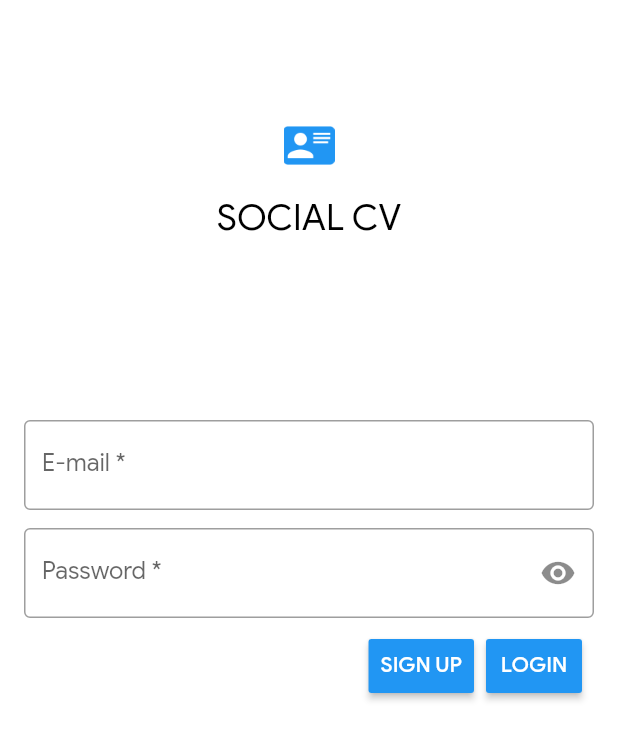
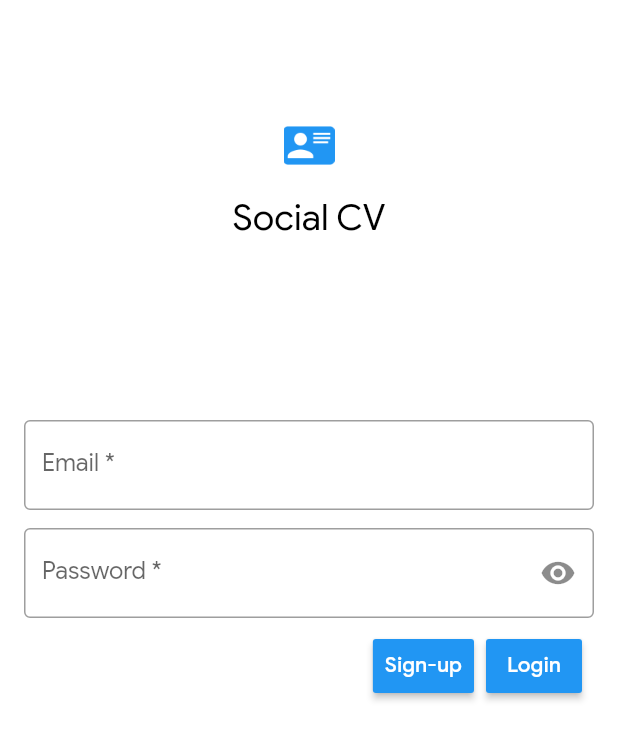
Before and after one commit to axellebot/SocialCV-Client-Flutter, a Flutter app: the screen it shows after launch, item 3 of the bottom bar chosen, after a tap on "Login", on a phone screen of 412 x 824 dp. Shown: the top 740 px of the screen. Run offline on Flutter 3.47's test engine with Material 2 defaults, Android fonts, the phone set to English and light mode, and no system bars; generated files the repository leaves out were written again.

Commit message:
[FEAT] Added Localization Delegate

```diff
--- a/lib/app.dart
+++ b/lib/app.dart
@@ -1,9 +1,10 @@
+import 'package:cv/localizations/localization.dart';
 import 'package:cv/pages/home_page.dart';
 import 'package:cv/pages/main_page.dart';
 import 'package:cv/pages/profile_page.dart';
 import 'package:flutter/material.dart';
-import 'package:flutter/services.dart';
-
+import 'package:flutter/foundation.dart';
+import 'package:flutter_localizations/flutter_localizations.dart';
 import 'colors.dart';
 import 'package:cv/pages/login_page.dart';
 import 'package:cv/pages/account_page.dart';
@@ -30,8 +31,13 @@ class _CVAppState extends State<CVApp> with SingleTickerProviderStateMixin {
 
   @override
   Widget build(BuildContext context) {
+    // Set-up error reporting
+//    FlutterError.onError = (FlutterErrorDetails error) {
+//      printException(error.exception, error.stack, error.context);
+//    };
+
     return new MaterialApp(
-      title: "CV Flutter",
+      title: 'Social CV',
       theme: _kCVTheme,
       home: MainPage(),
       routes: <String, WidgetBuilder>{
@@ -40,6 +46,16 @@ class _CVAppState extends State<CVApp> with SingleTickerProviderStateMixin {
         '/profile': (context) => ProfilePage(),
         '/account': (context) => AccountPage(),
       },
+      localizationsDelegates: [
+        const CVLocalizationsDelegate(),
+        GlobalMaterialLocalizations.delegate,
+        GlobalWidgetsLocalizations.delegate,
+      ],
+      supportedLocales: [
+        const Locale('en'),
+        const Locale('fr'),
+      ],
+      debugShowCheckedModeBanner: false,
     );
   }
 }
--- /dev/null
+++ b/lib/localizations/localization.dart
@@ -0,0 +1,88 @@
+import 'package:flutter/material.dart';
+import 'dart:async';
+import 'package:intl/intl.dart';
+
+import 'package:cv/localizations/localization_en.dart';
+import 'package:cv/localizations/localization_fr.dart';
+
+abstract class Localization {
+  static Localization of(BuildContext context) {
+    return Localizations.of<Localization>(context, Localization);
+  }
+
+  String get appName;
+
+  String get loginNoEmailTitle;
+  String get loginNotEmailExplain;
+  String get loginNoEmailExplain;
+  String get loginNoPasswordTitle;
+  String get loginNoPasswordExplain;
+  String get loginCreateYourAccount;
+  String get loginSignUp;
+  String get loginPrivacyExplain;
+  String get loginPrivacyReadCTA;
+  String get loginSignInGoogleCTA;
+  String get loginSignInFacebookCTA;
+  String get loginAlreadyHaveAccountCTA;
+  String get loginSignIn;
+  String get loginSignInCTA;
+  String get loginForgotPasswordCTA;
+  String get loginNoAccountCTA;
+
+  String get forgotPasswordTitle;
+  String get forgotPasswordExplain;
+  String get forgotPasswordResetCTA;
+  String get forgotPasswordNoEmailTitle;
+  String get forgotPasswordNoEmailExplain;
+  String get forgotPasswordSuccessMessage;
+  String get forgotPasswordErrorMessage;
+
+  String get homeTitle;
+  String get homeWelcome;
+
+  String get email;
+  String get password;
+  String get cancel;
+  String get settings;
+  String get account;
+  String get login;
+  String get logout;
+  String get home;
+  String get profile;
+  String get search;
+  String get history;
+  String get loadMore;
+  String get errorOccurred;
+  String get retry;
+  String get yes;
+  String get no;
+  String get logged;
+}
+
+class CVLocalizationsDelegate extends LocalizationsDelegate<Localization> {
+  const CVLocalizationsDelegate();
+
+  @override
+  bool isSupported(Locale locale) => ['en', 'fr'].contains(locale.languageCode);
+
+  @override
+  Future<Localization> load(Locale locale) => _load(locale);
+
+  static Future<Localization> _load(Locale locale) async {
+    final String name =
+        (locale.countryCode == null || locale.countryCode.isEmpty)
+            ? locale.languageCode
+            : locale.toString();
+    final String localeName = Intl.canonicalizedLocale(name);
+    Intl.defaultLocale = localeName;
+
+    if (locale.languageCode == "fr") {
+      return LocalizationFR();
+    } else {
+      return LocalizationEN();
+    }
+  }
+
+  @override
+  bool shouldReload(LocalizationsDelegate<Localization> old) => false;
+}
--- /dev/null
+++ b/lib/localizations/localization_en.dart
@@ -0,0 +1,98 @@
+import 'package:cv/localizations/localization.dart';
+
+class LocalizationEN implements Localization {
+  @override
+  String get appName => "Social CV";
+
+  @override
+  String get loginNoEmailTitle => "Empty email";
+  @override
+  String get loginNotEmailExplain => "Please enter a real e-mail.";
+  @override
+  String get loginNoEmailExplain => "Please provide an email";
+  @override
+  String get loginNoPasswordTitle => "Empty password";
+  @override
+  String get loginNoPasswordExplain => "Please provide a password";
+  @override
+  String get loginCreateYourAccount => "Create your account";
+  @override
+  String get loginSignUp => "Sign-up";
+  @override
+  String get loginPrivacyExplain =>
+      "Like privacy? We feel you. We don’t use or sell your data.";
+  @override
+  String get loginPrivacyReadCTA => "Touch to read our privacy policy.";
+  @override
+  String get loginSignInGoogleCTA => "Sign-in with Google";
+  @override
+  String get loginSignInFacebookCTA => "Sign-in with Facebook";
+  @override
+  String get loginAlreadyHaveAccountCTA => "Already have an account? Sign-in";
+  @override
+  String get loginSignIn => "Sign-in with your account";
+  @override
+  String get loginSignInCTA => "Sign-in";
+  @override
+  String get loginForgotPasswordCTA => "Forgot password?";
+  @override
+  String get loginNoAccountCTA => "Don't have an account yet? Sign-up";
+
+  @override
+  String get forgotPasswordTitle => "Retrieve password";
+  @override
+  String get forgotPasswordExplain =>
+      "Enter your login email and we'll send you instructions to reset your password";
+  @override
+  String get forgotPasswordResetCTA => "Reset password";
+  @override
+  String get forgotPasswordNoEmailTitle => "Empty email";
+  @override
+  String get forgotPasswordNoEmailExplain => "Please provide an email";
+  @override
+  String get forgotPasswordSuccessMessage =>
+      "Email with instructions has been send.";
+  @override
+  String get forgotPasswordErrorMessage =>
+      "An error occurred while sending the email with instructions";
+
+  @override
+  String get homeTitle => "Social CV";
+  @override
+  String get homeWelcome => "Welcome on our new resume social network !";
+
+  @override
+  String get email => "Email";
+  @override
+  String get password => "Password";
+  @override
+  String get cancel => "Cancel";
+  @override
+  String get settings => "Settings";
+  @override
+  String get account => "Account";
+  @override
+  String get login => "Login";
+  @override
+  String get logout => "Logout";
+  @override
+  String get home => "Home";
+  @override
+  String get profile => "Profile";
+  @override
+  String get search => "Search";
+  @override
+  String get history => "History";
+  @override
+  String get loadMore => "Load more";
+  @override
+  String get errorOccurred => "An error occurred";
+  @override
+  String get retry => "Retry";
+  @override
+  String get yes => "Yes";
+  @override
+  String get no => "No";
+  @override
+  String get logged => "Logged";
+}
--- /dev/null
+++ b/lib/localizations/localization_fr.dart
@@ -0,0 +1,101 @@
+import 'package:cv/localizations/localization.dart';
+
+class LocalizationFR implements Localization {
+  @override
+  String get appName => "Social CV";
+
+  @override
+  String get loginNoEmailTitle => "E-mail vide";
+  @override
+  String get loginNotEmailExplain => "Merci de renseigner un e-mail existant.";
+  @override
+  String get loginNoEmailExplain => "Merci de renseigner un e-mail";
+  @override
+  String get loginNoPasswordTitle => "Mot de passe vide";
+  @override
+  String get loginNoPasswordExplain => "Merci de renseigner un mot de passe";
+  @override
+  String get loginCreateYourAccount => "Créez votre compte";
+  @override
+  String get loginSignUp => "S'inscrire";
+  @override
+  String get loginPrivacyExplain =>
+      "Vous aimez votre vie privée ? Nous le savons. Nous n'utilisons, ni vendons vos données.";
+  @override
+  String get loginPrivacyReadCTA =>
+      "Touchez ici pour lire notre politique de confidentialité.";
+  @override
+  String get loginSignInGoogleCTA => "Se connecter avec Google";
+  @override
+  String get loginSignInFacebookCTA => "Se connecter avec Facebook";
+  @override
+  String get loginAlreadyHaveAccountCTA =>
+      "Vous avez déjà un compte ? Connectez-vous";
+  @override
+  String get loginSignIn => "Connectez vous avec votre compte";
+  @override
+  String get loginSignInCTA => "Se connecter";
+  @override
+  String get loginForgotPasswordCTA => "Mot de passe oublié ?";
+  @override
+  String get loginNoAccountCTA => "Vous n'avez pas de compte ? Inscrivez-vous";
+
+  @override
+  String get forgotPasswordTitle => "Retrouvez votre mot de passe";
+  @override
+  String get forgotPasswordExplain =>
+      "Renseignez votre e-mail et nous vous enverrons les instructions pour réinitialiser votre mote de passe";
+  @override
+  String get forgotPasswordResetCTA => "Réinitialiser mon mot de passe";
+  @override
+  String get forgotPasswordNoEmailTitle => "Email non renseigné";
+  @override
+  String get forgotPasswordNoEmailExplain =>
+      "Mercie de renseigner votre e-mail";
+  @override
+  String get forgotPasswordSuccessMessage =>
+      "Email with instructions has been send.";
+  @override
+  String get forgotPasswordErrorMessage =>
+      "Une érreur c'est produite pendant l'envoie de l'e-mail avec les instructions";
+
+  @override
+  String get homeTitle => "Social CV";
+  @override
+  String get homeWelcome => "Bienvenue sur notre nouveau réseau social de CV !";
+
+  @override
+  String get email => "Email";
+  @override
+  String get password => "Mot de passe";
+  @override
+  String get cancel => "Annuler";
+  @override
+  String get settings => "Paramètre";
+  @override
+  String get account => "Compte";
+  @override
+  String get login => "Se connecter";
+  @override
+  String get logout => "Déconnection";
+  @override
+  String get home => "Accueil";
+  @override
+  String get profile => "Profil";
+  @override
+  String get search => "Rechercher";
+  @override
+  String get history => "Historique";
+  @override
+  String get loadMore => "Charger plus";
+  @override
+  String get errorOccurred => "Une erreur s'est produite";
+  @override
+  String get retry => "Re-éssayer";
+  @override
+  String get yes => "Oui";
+  @override
+  String get no => "Non";
+  @override
+  String get logged => "Connecté";
+}
--- a/lib/pages/account_page.dart
+++ b/lib/pages/account_page.dart
@@ -1,7 +1,5 @@
-import 'dart:async';
+import 'package:cv/localizations/localization.dart';
 import 'package:flutter/material.dart';
-
-import 'package:cv/pages/profile_page.dart';
 
 class AccountPage extends StatefulWidget {
   AccountPage({Key key}) : super(key: key);
@@ -17,13 +15,13 @@ class _AccountPageSate extends State<AccountPage> {
       children: [
         ListTile(
           leading: Icon(Icons.account_circle),
-          title: Text("Profile"),
+          title: Text(Localization.of(context).profile),
           onTap: () => Navigator.of(context).pushNamed('/profile'),
           trailing: Icon(Icons.keyboard_arrow_right),
         ),
         ListTile(
           leading: Icon(Icons.vpn_key),
-          title: Text("Login"),
+          title: Text(Localization.of(context).login),
           onTap: () => Navigator.of(context).pushNamed('/login'),
           trailing: Icon(Icons.keyboard_arrow_right),
         ),
--- a/lib/pages/home_page.dart
+++ b/lib/pages/home_page.dart
@@ -1,4 +1,5 @@
 import 'dart:async';
+import 'package:cv/localizations/localization.dart';
 import 'package:flutter/material.dart';
 
 class HomePage extends StatefulWidget {
@@ -11,6 +12,6 @@ class HomePage extends StatefulWidget {
 class _HomePageSate extends State<HomePage> {
   @override
   Widget build(BuildContext context) {
-    return Text('Home test');
+    return Text(Localization.of(context).homeWelcome);
   }
 }
--- a/lib/pages/login_page.dart
+++ b/lib/pages/login_page.dart
@@ -1,10 +1,10 @@
 import 'dart:async';
 
+import 'package:cv/localizations/localization.dart';
 import 'package:cv/widgets/password_form_field.dart';
 import 'package:flutter/material.dart';
 
 class LoginPage extends StatefulWidget {
-  final String title = "Login Page";
   LoginPage({Key key}) : super(key: key);
 
   @override
@@ -31,7 +31,7 @@ class _LoginPageState extends State<LoginPage> {
       showInSnackBar('Please fix the errors in red before submitting.');
     } else {
       form.save();
-      showInSnackBar('Logged');
+      showInSnackBar(Localization.of(context).logged);
     }
   }
 
@@ -41,16 +41,17 @@ class _LoginPageState extends State<LoginPage> {
 
   String _validateEmail(String value) {
     _formWasEdited = true;
-    if (value.isEmpty) return 'E-mail is required.';
+    if (value.isEmpty) return Localization.of(context).loginNoEmailTitle;
     final RegExp nameExp =
         RegExp(r'^([a-zA-Z0-9_\-\.]+)@([a-zA-Z0-9_\-\.]+)\.([a-zA-Z]{2,5})$');
-    if (!nameExp.hasMatch(value)) return 'Please enter a real e-mail.';
+    if (!nameExp.hasMatch(value))
+      return Localization.of(context).loginNotEmailExplain;
     return null;
   }
 
   String _validatePassword(String value) {
     _formWasEdited = true;
-    if (value.isEmpty) return 'Password is required.';
+    if (value.isEmpty) return Localization.of(context).loginNoPasswordTitle;
     return null;
   }
 
@@ -66,13 +67,13 @@ class _LoginPageState extends State<LoginPage> {
               content: const Text('Really leave this form?'),
               actions: <Widget>[
                 FlatButton(
-                  child: const Text('YES'),
+                  child: Text(Localization.of(context).yes),
                   onPressed: () {
                     Navigator.of(context).pop(true);
                   },
                 ),
                 FlatButton(
-                  child: const Text('NO'),
+                  child: Text(Localization.of(context).no),
                   onPressed: () {
                     Navigator.of(context).pop(false);
                   },
@@ -106,7 +107,7 @@ class _LoginPageState extends State<LoginPage> {
                     Image.asset('images/account_card_details-blue.png'),
                     SizedBox(height: 16.0),
                     Text(
-                      'SOCIAL CV',
+                      Localization.of(context).appName,
                       style: Theme.of(context).textTheme.headline,
                     ),
                   ],
@@ -115,9 +116,9 @@ class _LoginPageState extends State<LoginPage> {
                 TextFormField(
                   keyboardType: TextInputType.emailAddress,
                   validator: _validateEmail,
-                  decoration: const InputDecoration(
+                  decoration: InputDecoration(
                     hintText: 'username@example.com',
-                    labelText: 'E-mail *',
+                    labelText: Localization.of(context).email + ' *',
                   ),
                   maxLines: 1,
                 ),
@@ -125,16 +126,16 @@ class _LoginPageState extends State<LoginPage> {
                 PasswordFormField(
                   fieldKey: _passwordFieldKey,
                   validator: _validatePassword,
-                  labelText: 'Password *',
+                  labelText: Localization.of(context).password + ' *',
                 ),
                 ButtonBar(
                   children: <Widget>[
                     RaisedButton(
-                      child: Text('SIGN UP'),
+                      child: Text(Localization.of(context).loginSignUp),
                       onPressed: _handleSignUp,
                     ),
                     RaisedButton(
-                      child: Text('LOGIN'),
+                      child: Text(Localization.of(context).login),
                       onPressed: _handleSubmitted,
                     ),
                   ],
--- a/lib/pages/main_page.dart
+++ b/lib/pages/main_page.dart
@@ -1,9 +1,11 @@
 import 'dart:async';
 import 'dart:math' as math;
+import 'package:flutter/material.dart';
+import 'package:flutter/foundation.dart';
 
+import 'package:cv/localizations/localization.dart';
 import 'package:cv/pages/account_page.dart';
 import 'package:cv/pages/home_page.dart';
-import 'package:flutter/material.dart';
 
 class MainPage extends StatefulWidget {
   MainPage({Key key}) : super(key: key);
@@ -30,13 +32,13 @@ class _MainPageState extends State<MainPage> {
   Widget build(BuildContext context) {
     return Scaffold(
       appBar: AppBar(
-        title: Text('Social CV'),
+        title: Text(Localization.of(context).appName),
         centerTitle: true,
       ),
       body: _buildBody(),
       floatingActionButton: FloatingActionButton.extended(
         icon: Icon(Icons.search),
-        label: Text('Search'),
+        label: Text(Localization.of(context).search),
         backgroundColor: Theme.of(context).accentColor,
         foregroundColor: Colors.white,
         onPressed: () {},
@@ -88,7 +90,7 @@ class _MainPageState extends State<MainPage> {
           BottomNavigationBarItem(
             icon: Icon(Icons.home),
             activeIcon: Icon(Icons.home),
-            title: Text("Home"),
+            title: Text(Localization.of(context).home),
           ),
           const BottomNavigationBarItem(
             // Fake item
@@ -98,7 +100,7 @@ class _MainPageState extends State<MainPage> {
           BottomNavigationBarItem(
             icon: Icon(Icons.account_circle),
             activeIcon: Icon(Icons.account_circle),
-            title: Text("Account"),
+            title: Text(Localization.of(context).account),
           ),
         ],
       ),
--- a/lib/pages/profile_page.dart
+++ b/lib/pages/profile_page.dart
@@ -1,3 +1,4 @@
+import 'package:cv/localizations/localization.dart';
 import 'package:flutter/material.dart';
 import 'package:cv/models/skill_group.dart';
 import 'package:cv/services/local_data_repository.dart';
@@ -56,7 +57,7 @@ class _ProfilePageState extends State<ProfilePage> {
             builder: (BuildContext context, AsyncSnapshot snapshot) {
               if (snapshot.hasError) {
                 return new Text(
-                  "Error",
+                  Localization.of(context).errorOccurred,
                 );
               } else if (snapshot.hasData == false) {
                 return new CircularProgressIndicator();
```
Also changed, not shown: pubspec.yaml (+6 -1 lines), pubspec.lock.
